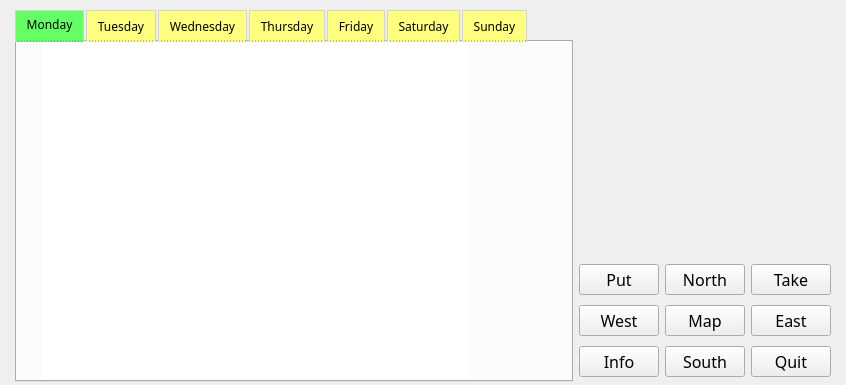
Before: the Qt Designer form University Life/uniZork.ui in Metagawa/Zorklike-Game-University-Life, drawn with Qt 5.
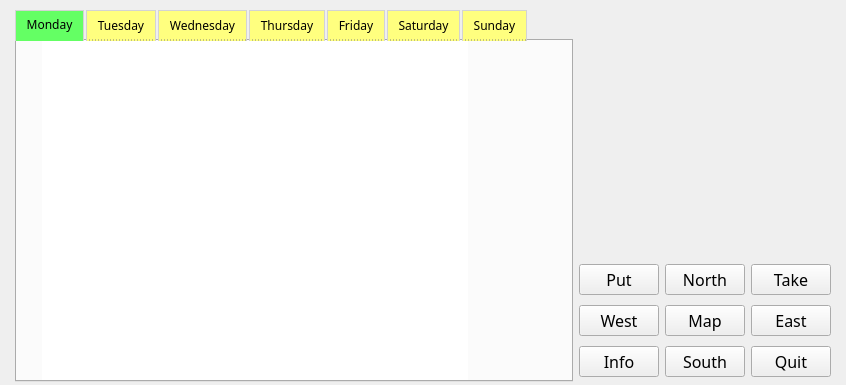
After: the same form once the commit is applied. Icons and pictures are not drawn.

Commit message: border bottom of selected tab removed

```diff
--- a/University Life/uniZork.ui
+++ b/University Life/uniZork.ui
@@ -249,7 +249,7 @@
          <string notr="true">QTabBar::tab { background-color: rgb(255, 255, 127);border-bottom: 1px dotted Grey; border-top: 1px solid LightGrey;border-left: 1px solid LightGrey;border-right: 1px solid LightGrey;color: rgb(0, 0, 0); margin-right:2px;padding-top:5px;padding-bottom:5px;padding-right:10px;padding-left:10px;}
 
 QTabBar::tab:selected{
-background-color: rgb(100, 255, 100);padding-bottom:8px;
+background-color: rgb(100, 255, 100);padding-bottom:8px;border-bottom: none;
 } </string>
         </property>
         <property name="currentIndex">
```
Left out of the diff: 8 changed lines with no effect on the pictures.
